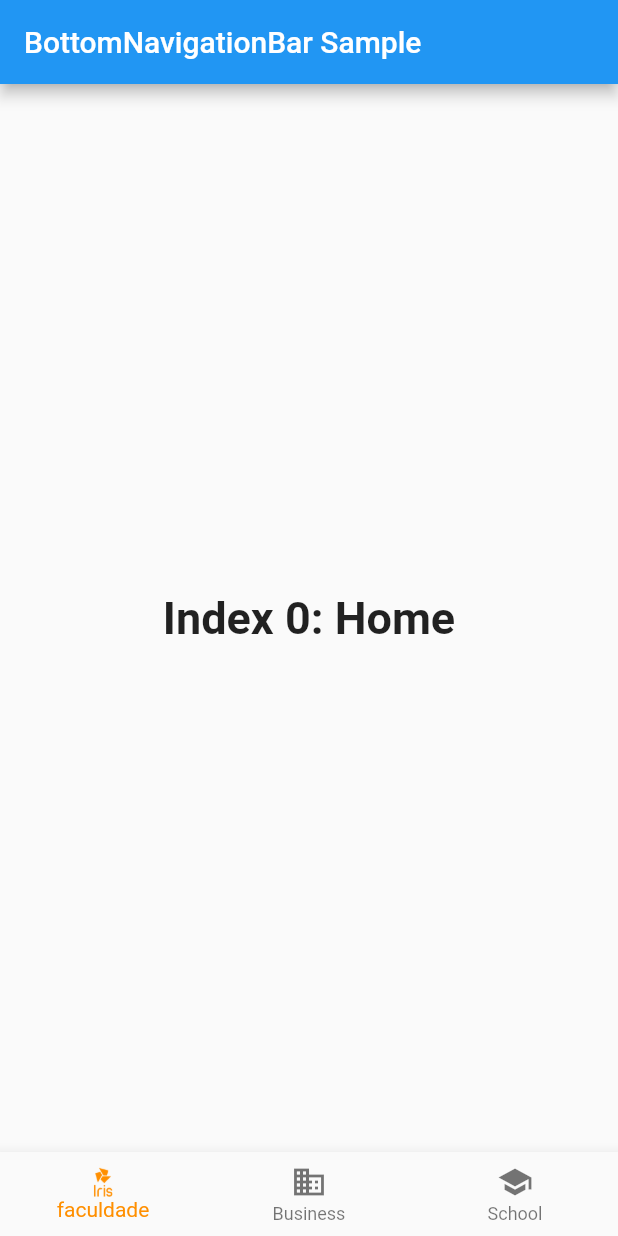
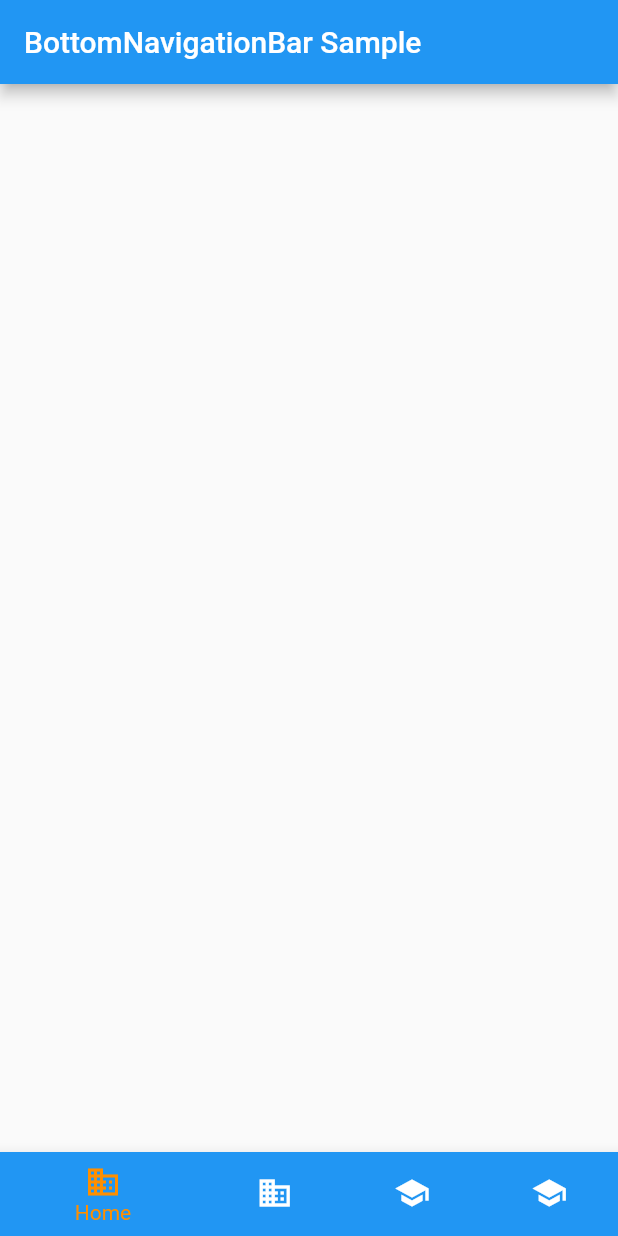
Before and after one commit to paulatalim/Iris, a Flutter app: the screen it shows after launch, on a phone screen of 412 x 824 dp. Run offline on Flutter 3.47's test engine with Material 2 defaults, Android fonts, the phone set to English and light mode, and no system bars.

Commit message:
retirada de codigo lixo

```diff
--- a/lib/main.dart
+++ b/lib/main.dart
@@ -1,6 +1,4 @@
 import 'package:flutter/material.dart';
-
-/// Flutter code sample for [BottomNavigationBar].
 
 void main() => runApp(const BottomNavigationBarExampleApp());
 
@@ -25,60 +23,39 @@ class BottomNavigationBarExample extends StatefulWidget {
 
 class _BottomNavigationBarExampleState
     extends State<BottomNavigationBarExample> {
-  int _selectedIndex = 0;
-  static const TextStyle optionStyle =
-      TextStyle(fontSize: 30, fontWeight: FontWeight.bold);
-  static const List<Widget> _widgetOptions = <Widget>[
-    Text(
-      'Index 0: Home',
-      style: optionStyle,
-    ),
-    Text(
-      'Index 1: Business',
-      style: optionStyle,
-    ),
-    Text(
-      'Index 2: School',
-      style: optionStyle,
-    ),
-  ];
-
-  void _onItemTapped(int index) {
-    setState(() {
-      _selectedIndex = index;
-    });
-  }
-
   @override
   Widget build(BuildContext context) {
     return Scaffold(
       appBar: AppBar(
         title: const Text('BottomNavigationBar Sample'),
       ),
-      body: Center(
-        child: _widgetOptions.elementAt(_selectedIndex),
-      ),
       bottomNavigationBar: BottomNavigationBar(
         items: const [
           BottomNavigationBarItem(
-            icon: ImageIcon(
-              AssetImage("assets/images/sketch.png"),
-              size: 20,
-            ),
-            label: 'faculdade',
+            icon: Icon(Icons.business),
+            // icon: ImageIcon(
+            //   AssetImage("assets/images/sketch.png"),
+            //   size: 20,
+            // ),
+            label: 'Home',
+            backgroundColor: Colors.blue,
           ),
           BottomNavigationBarItem(
             icon: Icon(Icons.business),
-            label: 'Business',
+            label: 'Aparelhos',
+            backgroundColor: Colors.pink,
           ),
           BottomNavigationBarItem(
             icon: Icon(Icons.school),
-            label: 'School',
+            label: 'Dados',
+          ),
+          BottomNavigationBarItem(
+            icon: Icon(Icons.school),
+            label: 'Login',
           ),
         ],
-        currentIndex: _selectedIndex,
+        // currentIndex: _selectedIndex,
         selectedItemColor: Colors.amber[800],
-        onTap: _onItemTapped,
       ),
     );
   }
```
